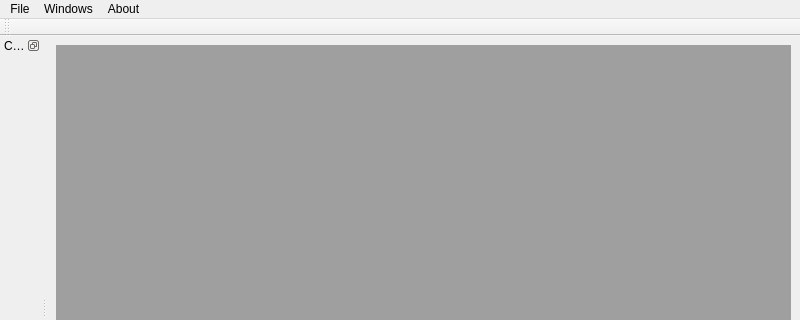
The window that mac/examples/GasInfo/mainwindow.ui (Quenii/ADCEVM) describes before a commit, drawn with Qt 5; both pictures show x 0 to 800 and y 0 to 320 of the 800 by 600 pixel window.
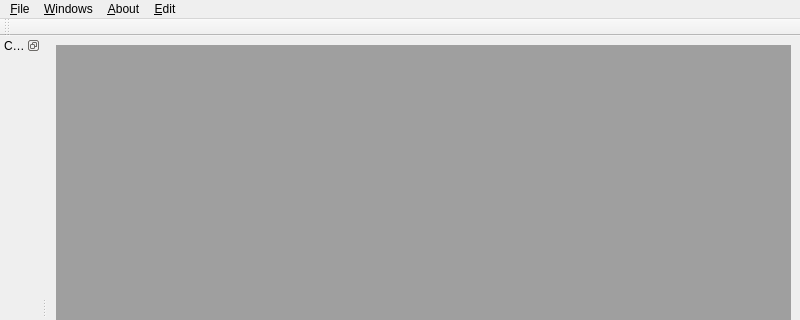
The same window after the commit. Custom widgets are drawn as their Qt base class.

```diff
--- a/mac/examples/GasInfo/mainwindow.ui
+++ b/mac/examples/GasInfo/mainwindow.ui
@@ -31,25 +31,31 @@
    </property>
    <widget class="QMenu" name="menuFile">
     <property name="title">
-     <string>File</string>
+     <string>&amp;File</string>
     </property>
     <addaction name="actionSave"/>
     <addaction name="actionLoad"/>
    </widget>
    <widget class="QMenu" name="menuAbout">
     <property name="title">
-     <string>About</string>
+     <string>&amp;About</string>
     </property>
     <addaction name="actionAbout_GasInfo"/>
    </widget>
    <widget class="QMenu" name="menuWindows">
     <property name="title">
-     <string>Windows</string>
+     <string>&amp;Windows</string>
+    </property>
+   </widget>
+   <widget class="QMenu" name="menu_Edit">
+    <property name="title">
+     <string>&amp;Edit</string>
     </property>
    </widget>
    <addaction name="menuFile"/>
    <addaction name="menuWindows"/>
    <addaction name="menuAbout"/>
+   <addaction name="menu_Edit"/>
   </widget>
   <widget class="QStatusBar" name="statusbar"/>
   <widget class="QDockWidget" name="sideDockWidget">
```
Left out of the diff: 18 changed lines with no effect on the pictures.
